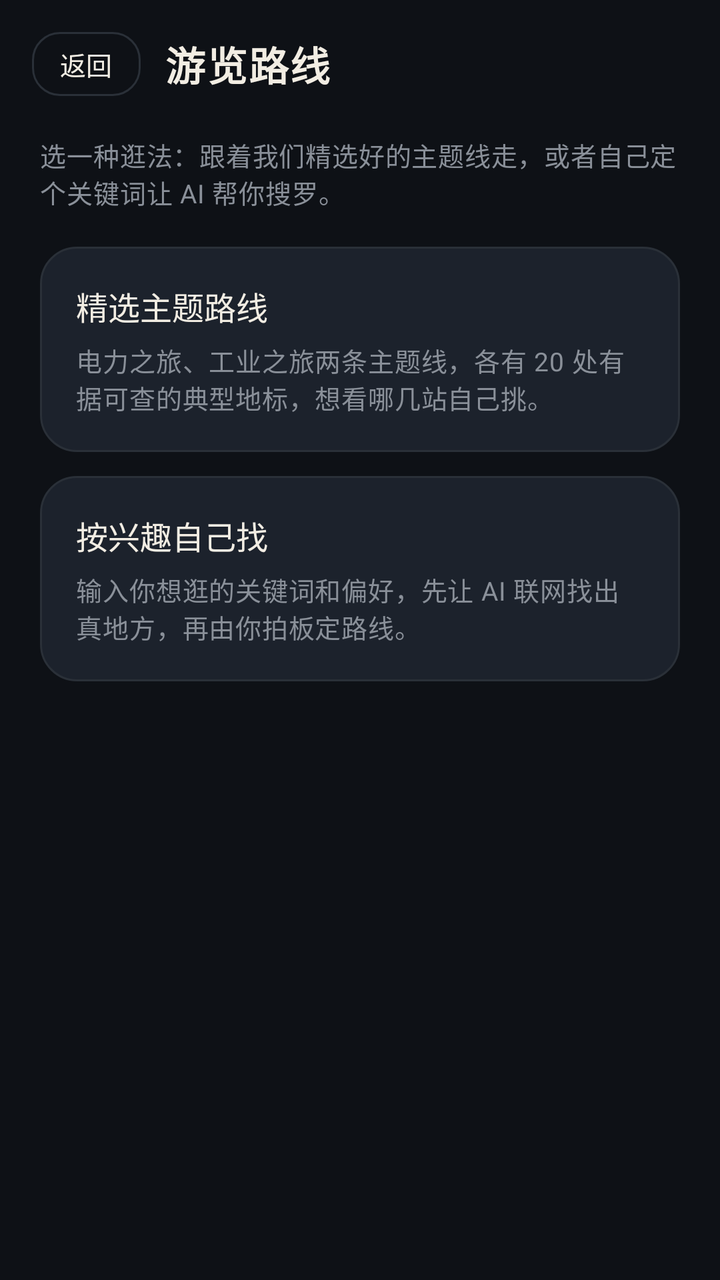
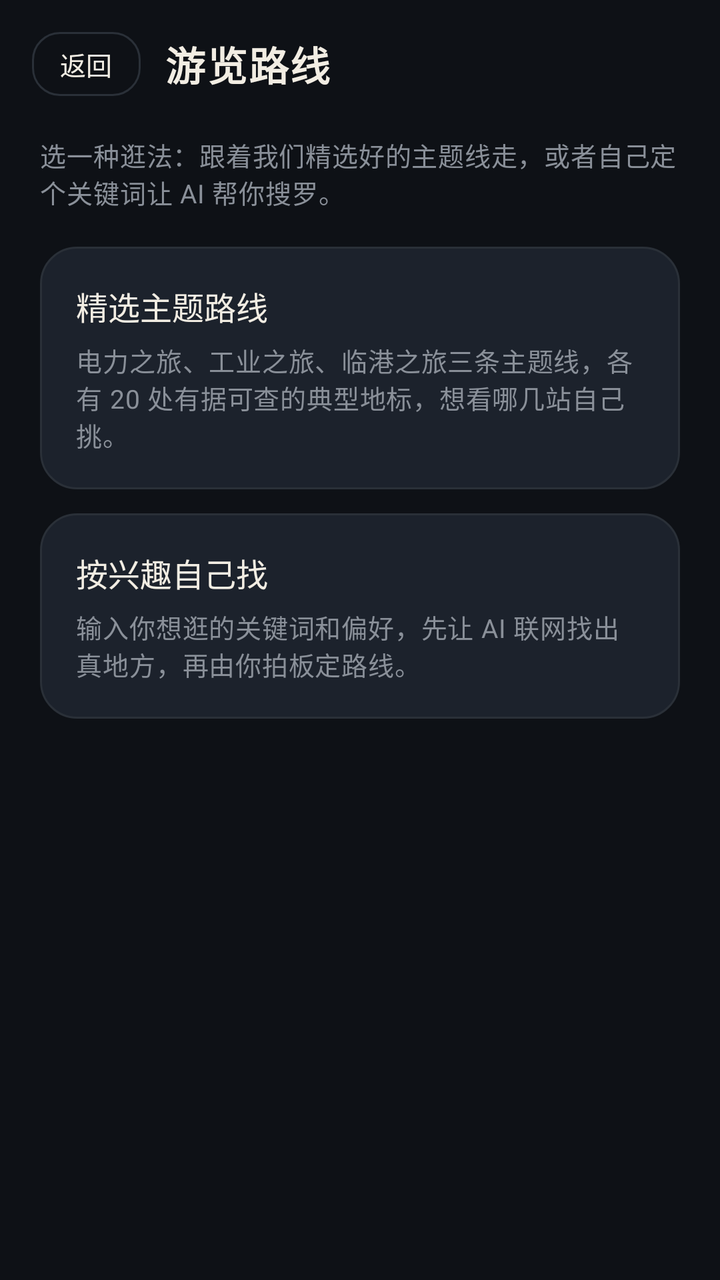

Before-and-after screenshots of an Android layout around one commit, followed by the original layout XML and the change that was made.
<!-- AndroidManifest.xml: application theme Theme.ShanghaiMemory -->
<!-- res/layout/activity_route.xml -->
<?xml version="1.0" encoding="utf-8"?>
<LinearLayout xmlns:android="http://schemas.android.com/apk/res/android"
    android:layout_width="match_parent"
    android:layout_height="match_parent"
    android:background="?attr/shBg"
    android:orientation="vertical">

    <LinearLayout
        android:layout_width="match_parent"
        android:layout_height="wrap_content"
        android:gravity="center_vertical"
        android:orientation="horizontal"
        android:paddingStart="16dp"
        android:paddingTop="12dp"
        android:paddingEnd="16dp"
        android:paddingBottom="8dp">

        <com.google.android.material.button.MaterialButton
            android:id="@+id/btn_back"
            style="@style/Button.Ghost"
            android:layout_width="wrap_content"
            android:layout_height="40dp"
            android:minWidth="0dp"
            android:paddingStart="14dp"
            android:paddingEnd="14dp"
            android:text="@string/route_back"
            android:textSize="13sp" />

        <TextView
            android:id="@+id/txt_route_title"
            style="@style/Text.Title"
            android:layout_width="0dp"
            android:layout_height="wrap_content"
            android:layout_marginStart="12dp"
            android:layout_weight="1"
            android:maxLines="1"
            android:ellipsize="end"
            android:text="@string/route_pick_title" />

        <com.google.android.material.button.MaterialButton
            android:id="@+id/btn_add_preset"
            style="@style/Button.Ghost"
            android:layout_width="40dp"
            android:layout_height="40dp"
            android:layout_marginStart="8dp"
            android:contentDescription="@string/route_add_preset_desc"
            android:insetTop="0dp"
            android:insetBottom="0dp"
            android:minWidth="0dp"
            android:padding="0dp"
            android:text="@string/route_add_preset"
            android:textSize="22sp"
            android:visibility="gone" />

        <com.google.android.material.button.MaterialButton
            android:id="@+id/btn_save_preset"
            style="@style/Button.Ghost"
            android:layout_width="wrap_content"
            android:layout_height="40dp"
            android:layout_marginStart="8dp"
            android:minWidth="0dp"
            android:paddingStart="12dp"
            android:paddingEnd="12dp"
            android:text="@string/route_save_preset"
            android:textSize="13sp"
            android:visibility="gone" />
    </LinearLayout>

    <FrameLayout
        android:layout_width="match_parent"
        android:layout_height="0dp"
        android:layout_weight="1">

        
        <ScrollView
            android:id="@+id/page_menu"
            android:layout_width="match_parent"
            android:layout_height="match_parent"
            android:fillViewport="true"
            android:paddingStart="20dp"
            android:paddingEnd="20dp">

            <LinearLayout
                android:layout_width="match_parent"
                android:layout_height="wrap_content"
                android:orientation="vertical"
                android:paddingBottom="24dp">

                <TextView
                    style="@style/Text.Muted"
                    android:layout_width="match_parent"
                    android:layout_height="wrap_content"
                    android:layout_marginTop="8dp"
                    android:text="@string/route_menu_hint" />

                <LinearLayout
                    android:id="@+id/menu_preset"
                    android:layout_width="match_parent"
                    android:layout_height="wrap_content"
                    android:layout_marginTop="18dp"
                    android:background="@drawable/bg_card"
                    android:clickable="true"
                    android:focusable="true"
                    android:foreground="?attr/selectableItemBackground"
                    android:orientation="vertical"
                    android:padding="18dp">

                    <TextView
                        style="@style/Text.Body"
                        android:layout_width="match_parent"
                        android:layout_height="wrap_content"
                        android:text="@string/route_menu_preset"
                        android:textColor="?attr/shText" />

                    <TextView
                        style="@style/Text.Muted"
                        android:layout_width="match_parent"
                        android:layout_height="wrap_content"
                        android:layout_marginTop="6dp"
                        android:text="@string/route_menu_preset_desc" />
                </LinearLayout>

                <LinearLayout
                    android:id="@+id/menu_custom"
                    android:layout_width="match_parent"
                    android:layout_height="wrap_content"
                    android:layout_marginTop="12dp"
                    android:background="@drawable/bg_card"
                    android:clickable="true"
                    android:focusable="true"
                    android:foreground="?attr/selectableItemBackground"
                    android:orientation="vertical"
                    android:padding="18dp">

                    <TextView
                        style="@style/Text.Body"
                        android:layout_width="match_parent"
                        android:layout_height="wrap_content"
                        android:text="@string/route_menu_custom"
                        android:textColor="?attr/shText" />

                    <TextView
                        style="@style/Text.Muted"
                        android:layout_width="match_parent"
                        android:layout_height="wrap_content"
                        android:layout_marginTop="6dp"
                        android:text="@string/route_menu_custom_desc" />
                </LinearLayout>
            </LinearLayout>
        </ScrollView>

        
        <ScrollView
            android:id="@+id/page_preset"
            android:layout_width="match_parent"
            android:layout_height="match_parent"
            android:fillViewport="true"
            android:paddingStart="20dp"
            android:paddingEnd="20dp"
            android:visibility="gone">

            <LinearLayout
                android:layout_width="match_parent"
                android:layout_height="wrap_content"
                android:orientation="vertical"
                android:paddingBottom="24dp">

                <TextView
                    style="@style/Text.Muted"
                    android:layout_width="match_parent"
                    android:layout_height="wrap_content"
                    android:layout_marginTop="8dp"
                    android:text="@string/route_preset_hint" />

                <LinearLayout
                    android:id="@+id/theme_power"
                    android:layout_width="match_parent"
                    android:layout_height="wrap_content"
                    android:layout_marginTop="18dp"
                    android:background="@drawable/bg_card"
                    android:clickable="true"
                    android:focusable="true"
                    android:foreground="?attr/selectableItemBackground"
                    android:orientation="vertical"
                    android:padding="18dp">

                    <TextView
                        style="@style/Text.Body"
                        android:layout_width="match_parent"
                        android:layout_height="wrap_content"
                        android:text="@string/route_theme_power"
                        android:textColor="?attr/shText" />

                    <TextView
                        style="@style/Text.Muted"
                        android:layout_width="match_parent"
                        android:layout_height="wrap_content"
                        android:layout_marginTop="6dp"
                        android:text="@string/route_theme_power_desc" />
                </LinearLayout>

                <LinearLayout
                    android:id="@+id/theme_industry"
                    android:layout_width="match_parent"
                    android:layout_height="wrap_content"
                    android:layout_marginTop="12dp"
                    android:background="@drawable/bg_card"
                    android:clickable="true"
                    android:focusable="true"
                    android:foreground="?attr/selectableItemBackground"
                    android:orientation="vertical"
                    android:padding="18dp">

                    <TextView
                        style="@style/Text.Body"
                        android:layout_width="match_parent"
                        android:layout_height="wrap_content"
                        android:text="@string/route_theme_industry"
                        android:textColor="?attr/shText" />

                    <TextView
                        style="@style/Text.Muted"
                        android:layout_width="match_parent"
                        android:layout_height="wrap_content"
                        android:layout_marginTop="6dp"
                        android:text="@string/route_theme_industry_desc" />
                </LinearLayout>

                <LinearLayout
                    android:id="@+id/custom_presets_container"
                    android:layout_width="match_parent"
                    android:layout_height="wrap_content"
                    android:orientation="vertical" />
            </LinearLayout>
        </ScrollView>

        
        <ScrollView
            android:id="@+id/page_custom"
            android:layout_width="match_parent"
            android:layout_height="match_parent"
            android:fillViewport="true"
            android:paddingStart="20dp"
            android:paddingEnd="20dp"
            android:visibility="gone">

            <LinearLayout
                android:layout_width="match_parent"
                android:layout_height="wrap_content"
                android:orientation="vertical"
                android:paddingBottom="24dp">

                <TextView
                    style="@style/Text.Muted"
                    android:layout_width="match_parent"
                    android:layout_height="wrap_content"
                    android:layout_marginTop="8dp"
                    android:text="@string/route_custom_hint" />

                <TextView
                    style="@style/Text.Section"
                    android:layout_width="match_parent"
                    android:layout_height="wrap_content"
                    android:layout_marginTop="20dp"
                    android:text="@string/route_custom_keywords" />

                <EditText
                    android:id="@+id/et_route_keywords"
                    android:layout_width="match_parent"
                    android:layout_height="wrap_content"
                    android:layout_marginTop="8dp"
                    android:background="@drawable/bg_card"
                    android:hint="@string/route_custom_keywords_hint"
                    android:importantForAutofill="no"
                    android:inputType="textMultiLine"
                    android:maxLines="3"
                    android:padding="14dp"
                    android:textColor="?attr/shText"
                    android:textColorHint="?attr/shTextMuted"
                    android:textSize="15sp" />

                <TextView
                    style="@style/Text.Muted"
                    android:layout_width="match_parent"
                    android:layout_height="wrap_content"
                    android:layout_marginTop="8dp"
                    android:text="@string/route_custom_logic_hint" />

                <TextView
                    style="@style/Text.Section"
                    android:layout_width="match_parent"
                    android:layout_height="wrap_content"
                    android:layout_marginTop="22dp"
                    android:text="@string/route_custom_prefer" />

                <TextView
                    android:id="@+id/pref_event"
                    android:layout_width="match_parent"
                    android:layout_height="wrap_content"
                    android:layout_marginTop="8dp"
                    android:background="@drawable/bg_card"
                    android:clickable="true"
                    android:focusable="true"
                    android:padding="14dp"
                    android:text="@string/route_pref_event"
                    android:textColor="?attr/shText"
                    android:textSize="15sp" />

                <TextView
                    android:id="@+id/pref_history"
                    android:layout_width="match_parent"
                    android:layout_height="wrap_content"
                    android:layout_marginTop="8dp"
                    android:background="@drawable/bg_card"
                    android:clickable="true"
                    android:focusable="true"
                    android:padding="14dp"
                    android:text="@string/route_pref_history"
                    android:textColor="?attr/shText"
                    android:textSize="15sp" />

                <TextView
                    android:id="@+id/pref_both"
                    android:layout_width="match_parent"
                    android:layout_height="wrap_content"
                    android:layout_marginTop="8dp"
                    android:background="@drawable/bg_card"
                    android:clickable="true"
                    android:focusable="true"
                    android:padding="14dp"
                    android:text="@string/route_pref_both"
                    android:textColor="?attr/shText"
                    android:textSize="15sp" />

                <com.google.android.material.button.MaterialButton
                    android:id="@+id/btn_find_spots"
                    style="@style/Button.Amber"
                    android:layout_width="match_parent"
                    android:layout_height="wrap_content"
                    android:layout_marginTop="20dp"
                    android:text="@string/route_find_spots" />

                <TextView
                    android:id="@+id/txt_custom_status"
                    style="@style/Text.Muted"
                    android:layout_width="match_parent"
                    android:layout_height="wrap_content"
                    android:layout_marginTop="12dp" />
            </LinearLayout>
        </ScrollView>

        
        <LinearLayout
            android:id="@+id/page_spots"
            android:layout_width="match_parent"
            android:layout_height="match_parent"
            android:orientation="vertical"
            android:visibility="gone">

            <TextView
                android:id="@+id/txt_spots_hint"
                style="@style/Text.Muted"
                android:layout_width="match_parent"
                android:layout_height="wrap_content"
                android:paddingStart="20dp"
                android:paddingEnd="20dp"
                android:paddingBottom="6dp" />

            <androidx.recyclerview.widget.RecyclerView
                android:id="@+id/list_spots"
                android:layout_width="match_parent"
                android:layout_height="0dp"
                android:layout_weight="1"
                android:clipToPadding="false"
                android:paddingStart="16dp"
                android:paddingEnd="16dp"
                android:paddingBottom="12dp" />

            <LinearLayout
                android:layout_width="match_parent"
                android:layout_height="wrap_content"
                android:background="?attr/shBgRaise"
                android:orientation="vertical"
                android:paddingStart="20dp"
                android:paddingTop="12dp"
                android:paddingEnd="20dp"
                android:paddingBottom="14dp">

                <com.google.android.material.button.MaterialButton
                    android:id="@+id/btn_use_spots"
                    style="@style/Button.Amber"
                    android:layout_width="match_parent"
                    android:layout_height="wrap_content"
                    android:text="@string/route_use_spots_empty" />
            </LinearLayout>
        </LinearLayout>
    </FrameLayout>
</LinearLayout>
<!-- resources referenced by this layout -->
<resources>
  <!-- drawable bg_card (drawable) -->
  <shape xmlns:android="http://schemas.android.com/apk/res/android" android:shape="rectangle">
      <solid android:color="?attr/shCard" />
      <corners android:radius="18dp" />
      <stroke android:width="1dp" android:color="?attr/shLine" />
  </shape>
  <string name="route_add_preset">+</string>
  <string name="route_add_preset_desc">新建自定义预设路线</string>
  <string name="route_back">返回</string>
  <string name="route_custom_hint">告诉我想探索什么主题，以及你更想看当下正在办的展览，还是原汁原味的老建筑。</string>
  <string name="route_custom_keywords">想逛什么关键词</string>
  <string name="route_custom_keywords_hint">比如：纱厂 or 纺织 and 苏州河</string>
  <string name="route_custom_logic_hint">支持用 and（都要有）、or（任选其一）、not（排除）加括号组合，也可以直接说一句大白话。</string>
  <string name="route_custom_prefer">更偏爱哪一类</string>
  <string name="route_find_spots">让 AI 帮忙找地方</string>
  <string name="route_menu_custom">按兴趣自己找</string>
  <string name="route_menu_custom_desc">输入你想逛的关键词和偏好，先让 AI 联网找出真地方，再由你拍板定路线。</string>
  <string name="route_menu_hint">选一种逛法：跟着我们精选好的主题线走，或者自己定个关键词让 AI 帮你搜罗。</string>
  <string name="route_menu_preset">精选主题路线</string>
  <string name="route_menu_preset_desc">电力之旅、工业之旅两条主题线，各有 20 处有据可查的典型地标，想看哪几站自己挑。</string>
  <string name="route_pick_title">游览路线</string>
  <string name="route_pref_both">都挺好：老建筑和当下正在发生的展览活动各占一半</string>
  <string name="route_pref_event">近期活动：优先找最近在办展、有市集或开放参观的地方</string>
  <string name="route_pref_history">历史建筑：优先找留着老砖墙、老厂房痕迹的年代感建筑</string>
  <string name="route_preset_hint">先挑一条感兴趣的主题线，下一页就能勾选想去的点位。</string>
  <string name="route_save_preset">添加到预设路线</string>
  <string name="route_theme_industry">工业之旅</string>
  <string name="route_theme_industry_desc">船厂、纱厂、筒仓、造币厂、糖厂与钢铁车间，触摸黄浦江与苏州河的百年制造现场。</string>
  <string name="route_theme_power">电力之旅</string>
  <string name="route_theme_power_desc">从 1882 年外滩的第一盏电灯、老变电站，走到远东第一火力发电厂与电力制造基地。</string>
  <string name="route_use_spots_empty">先在上面挑几处想逛的地方吧</string>
  <style name="Button.Ghost" parent="Widget.Material3.Button.OutlinedButton">
          <item name="strokeColor">?attr/shLine</item>
          <item name="android:textColor">?attr/shText</item>
          <item name="cornerRadius">14dp</item>
      </style>
  <style name="Text.Body" parent="">
          <item name="android:textColor">?attr/shText</item>
          <item name="android:textSize">16sp</item>
          <item name="android:lineSpacingMultiplier">1.65</item>
      </style>
  <style name="Text.Muted" parent="">
          <item name="android:textColor">?attr/shTextMuted</item>
          <item name="android:textSize">13sp</item>
          <item name="android:letterSpacing">0.02</item>
      </style>
  <style name="Text.Section" parent="">
          <item name="android:textColor">?attr/shAccent</item>
          <item name="android:textSize">13sp</item>
          <item name="android:textStyle">bold</item>
          <item name="android:letterSpacing">0.14</item>
      </style>
  <style name="Text.Title" parent="">
          <item name="android:textColor">?attr/shText</item>
          <item name="android:textSize">20sp</item>
          <item name="android:textStyle">bold</item>
          <item name="android:letterSpacing">0.04</item>
      </style>
  <color name="ink">#0E1116</color>
  <color name="ink_raise">#161A22</color>
  <color name="ink_card">#1C222C</color>
  <color name="line">#2A3038</color>
  <color name="amber">#C8A66B</color>
  <color name="amber_bright">#E8C88A</color>
  <color name="paper">#F2EDE3</color>
  <color name="muted">#8A9099</color>
  <color name="danger">#D9534F</color>
  <color name="ok">#5FA87C</color>
  <color name="scrim">#CC0E1116</color>
  <!-- unchanged entries left out for length: 4 -->
</resources>

<!-- the commit's change to res/layout/activity_route.xml (unified diff, before → after) -->
@@ -227,6 +227,33 @@
                 </LinearLayout>
 
                 <LinearLayout
+                    android:id="@+id/theme_lingang"
+                    android:layout_width="match_parent"
+                    android:layout_height="wrap_content"
+                    android:layout_marginTop="12dp"
+                    android:background="@drawable/bg_card"
+                    android:clickable="true"
+                    android:focusable="true"
+                    android:foreground="?attr/selectableItemBackground"
+                    android:orientation="vertical"
+                    android:padding="18dp">
+
+                    <TextView
+                        style="@style/Text.Body"
+                        android:layout_width="match_parent"
+                        android:layout_height="wrap_content"
+                        android:text="@string/route_theme_lingang"
+                        android:textColor="?attr/shText" />
+
+                    <TextView
+                        style="@style/Text.Muted"
+                        android:layout_width="match_parent"
+                        android:layout_height="wrap_content"
+                        android:layout_marginTop="6dp"
+                        android:text="@string/route_theme_lingang_desc" />
+                </LinearLayout>
+
+                <LinearLayout
                     android:id="@+id/custom_presets_container"
                     android:layout_width="match_parent"
                     android:layout_height="wrap_content"
<!-- resource entries referenced after the edit -->
@@ -19,7 +19,7 @@
   <string name="route_menu_custom_desc">输入你想逛的关键词和偏好，先让 AI 联网找出真地方，再由你拍板定路线。</string>
   <string name="route_menu_hint">选一种逛法：跟着我们精选好的主题线走，或者自己定个关键词让 AI 帮你搜罗。</string>
   <string name="route_menu_preset">精选主题路线</string>
-  <string name="route_menu_preset_desc">电力之旅、工业之旅两条主题线，各有 20 处有据可查的典型地标，想看哪几站自己挑。</string>
+  <string name="route_menu_preset_desc">电力之旅、工业之旅、临港之旅三条主题线，各有 20 处有据可查的典型地标，想看哪几站自己挑。</string>
   <string name="route_pick_title">游览路线</string>
   <string name="route_pref_both">都挺好：老建筑和当下正在发生的展览活动各占一半</string>
   <string name="route_pref_event">近期活动：优先找最近在办展、有市集或开放参观的地方</string>
@@ -28,6 +28,8 @@
   <string name="route_save_preset">添加到预设路线</string>
   <string name="route_theme_industry">工业之旅</string>
   <string name="route_theme_industry_desc">船厂、纱厂、筒仓、造币厂、糖厂与钢铁车间，触摸黄浦江与苏州河的百年制造现场。</string>
+  <string name="route_theme_lingang">临港之旅</string>
+  <string name="route_theme_lingang_desc">上海天文馆、中国航海博物馆、滴水湖、大学城高校与东海门户公园，一天看遍临港新片区。</string>
   <string name="route_theme_power">电力之旅</string>
   <string name="route_theme_power_desc">从 1882 年外滩的第一盏电灯、老变电站，走到远东第一火力发电厂与电力制造基地。</string>
   <string name="route_use_spots_empty">先在上面挑几处想逛的地方吧</string>
